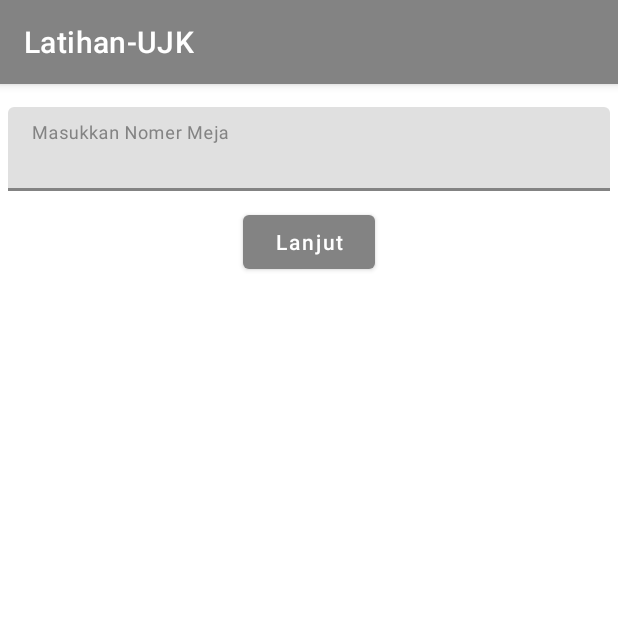
After one commit to rifkialdi/LatihanUJK, an Android app: the PesananActivity screen opened directly, with no data from a screen before it, on a phone screen of 412 x 824 dp, the top half of it. The commit adds this screen. Run offline under Robolectric (Android 15) with nearby library versions, the phone set to English and light mode, and no system bars.

Commit message:
add package

```diff
--- a/app/src/main/java/com/example/latihan_ujk/DetailListKategoriActivity.kt
+++ b/app/src/main/java/com/example/latihan_ujk/menu/DetailListKategoriActivity.kt
@@ -1,4 +1,4 @@
-package com.example.latihan_ujk
+package com.example.latihan_ujk.menu
 
 import androidx.appcompat.app.AppCompatActivity
 import android.os.Bundle
--- a/app/src/main/java/com/example/latihan_ujk/KategoriActivity.kt
+++ b/app/src/main/java/com/example/latihan_ujk/menu/KategoriActivity.kt
@@ -1,10 +1,10 @@
-package com.example.latihan_ujk
+package com.example.latihan_ujk.menu
 
 import android.content.Intent
 import androidx.appcompat.app.AppCompatActivity
 import android.os.Bundle
-import android.util.Log
 import android.view.View
+import com.example.latihan_ujk.R
 import com.example.latihan_ujk.databinding.ActivityKategoriBinding
 import com.example.latihan_ujk.datamenu.DataMenu
 import com.example.latihan_ujk.model.Kategori
--- a/app/src/main/java/com/example/latihan_ujk/ListKategoriActivity.kt
+++ b/app/src/main/java/com/example/latihan_ujk/menu/ListKategoriActivity.kt
@@ -1,4 +1,4 @@
-package com.example.latihan_ujk
+package com.example.latihan_ujk.menu
 
 import android.content.Intent
 import androidx.appcompat.app.AppCompatActivity
--- /dev/null
+++ b/app/src/main/java/com/example/latihan_ujk/pesanan/PesananActivity.kt
@@ -0,0 +1,31 @@
+package com.example.latihan_ujk.pesanan
+
+import androidx.appcompat.app.AppCompatActivity
+import android.os.Bundle
+import android.view.View
+import com.example.latihan_ujk.R
+import com.example.latihan_ujk.databinding.ActivityPesananBinding
+
+class PesananActivity : AppCompatActivity(), View.OnClickListener {
+
+    private lateinit var binding: ActivityPesananBinding
+
+    override fun onCreate(savedInstanceState: Bundle?) {
+        super.onCreate(savedInstanceState)
+        binding = ActivityPesananBinding.inflate(layoutInflater)
+        setContentView(binding.root)
+
+        binding.idbtnLanjut.setOnClickListener(this)
+    }
+
+    override fun onClick(v: View?) {
+        when(v?.id) {
+            R.id.idbtn_lanjut -> {
+                val noMeja = binding.idedtNomermeja.text.toString()
+                if (noMeja.isEmpty()) {
+                    binding.idedtNomermeja.error = "Tidak boleh kosong"
+                }
+            }
+        }
+    }
+}
--- a/app/src/main/res/layout/activity_detail_list_kategori.xml
+++ b/app/src/main/res/layout/activity_detail_list_kategori.xml
@@ -4,7 +4,8 @@
     xmlns:tools="http://schemas.android.com/tools"
     android:layout_width="match_parent"
     android:layout_height="match_parent"
-    tools:context=".DetailListKategoriActivity">
+    tools:context=".menu.DetailListKategoriActivity"
+    android:padding="10dp">
 
     <TextView
         android:layout_width="wrap_content"
--- a/app/src/main/res/layout/activity_kategori.xml
+++ b/app/src/main/res/layout/activity_kategori.xml
@@ -4,7 +4,7 @@
     xmlns:tools="http://schemas.android.com/tools"
     android:layout_width="match_parent"
     android:layout_height="match_parent"
-    tools:context=".KategoriActivity">
+    tools:context=".menu.KategoriActivity">
 
     <LinearLayout
         android:layout_width="wrap_content"
--- a/app/src/main/res/layout/activity_list_kategori.xml
+++ b/app/src/main/res/layout/activity_list_kategori.xml
@@ -4,7 +4,7 @@
     xmlns:tools="http://schemas.android.com/tools"
     android:layout_width="match_parent"
     android:layout_height="match_parent"
-    tools:context=".ListKategoriActivity">
+    tools:context=".menu.ListKategoriActivity">
 
     <androidx.recyclerview.widget.RecyclerView
         android:id="@+id/idrv_listkategori"
--- /dev/null
+++ b/app/src/main/res/layout/activity_pesanan.xml
@@ -0,0 +1,37 @@
+<?xml version="1.0" encoding="utf-8"?>
+<androidx.constraintlayout.widget.ConstraintLayout xmlns:android="http://schemas.android.com/apk/res/android"
+    xmlns:app="http://schemas.android.com/apk/res-auto"
+    xmlns:tools="http://schemas.android.com/tools"
+    android:layout_width="match_parent"
+    android:layout_height="match_parent"
+    tools:context=".pesanan.PesananActivity"
+    android:padding="5dp">
+
+    <com.google.android.material.textfield.TextInputLayout
+        android:layout_width="0dp"
+        android:layout_height="wrap_content"
+        app:layout_constraintStart_toStartOf="parent"
+        app:layout_constraintEnd_toEndOf="parent"
+        app:layout_constraintTop_toTopOf="parent"
+        android:id="@+id/idinputlayout"
+        android:layout_marginTop="10dp">
+
+        <EditText
+            android:layout_width="match_parent"
+            android:layout_height="wrap_content"
+            android:hint="Masukkan Nomer Meja"
+            android:id="@+id/idedt_nomermeja"/>
+    </com.google.android.material.textfield.TextInputLayout>
+
+    <Button
+        android:layout_width="wrap_content"
+        android:layout_height="wrap_content"
+        android:text="Lanjut"
+        android:id="@+id/idbtn_lanjut"
+        android:textAllCaps="false"
+        app:layout_constraintTop_toBottomOf="@id/idinputlayout"
+        app:layout_constraintStart_toStartOf="parent"
+        app:layout_constraintEnd_toEndOf="parent"
+        android:layout_marginTop="10dp"/>
+
+</androidx.constraintlayout.widget.ConstraintLayout>
--- a/app/src/main/res/values/themes.xml
+++ b/app/src/main/res/values/themes.xml
@@ -2,8 +2,8 @@
     <!-- Base application theme. -->
     <style name="Theme.LatihanUJK" parent="Theme.MaterialComponents.DayNight.DarkActionBar">
         <!-- Primary brand color. -->
-        <item name="colorPrimary">@color/purple_500</item>
-        <item name="colorPrimaryVariant">@color/purple_700</item>
+        <item name="colorPrimary">#838383</item>
+        <item name="colorPrimaryVariant">#5A5A5A</item>
         <item name="colorOnPrimary">@color/white</item>
         <!-- Secondary brand color. -->
         <item name="colorSecondary">@color/teal_200</item>
```
Also changed, not shown: app/src/main/AndroidManifest.xml (+6 -3 lines), app/src/main/java/com/example/latihan_ujk/DashboardActivity.kt (+8 -0 lines).
